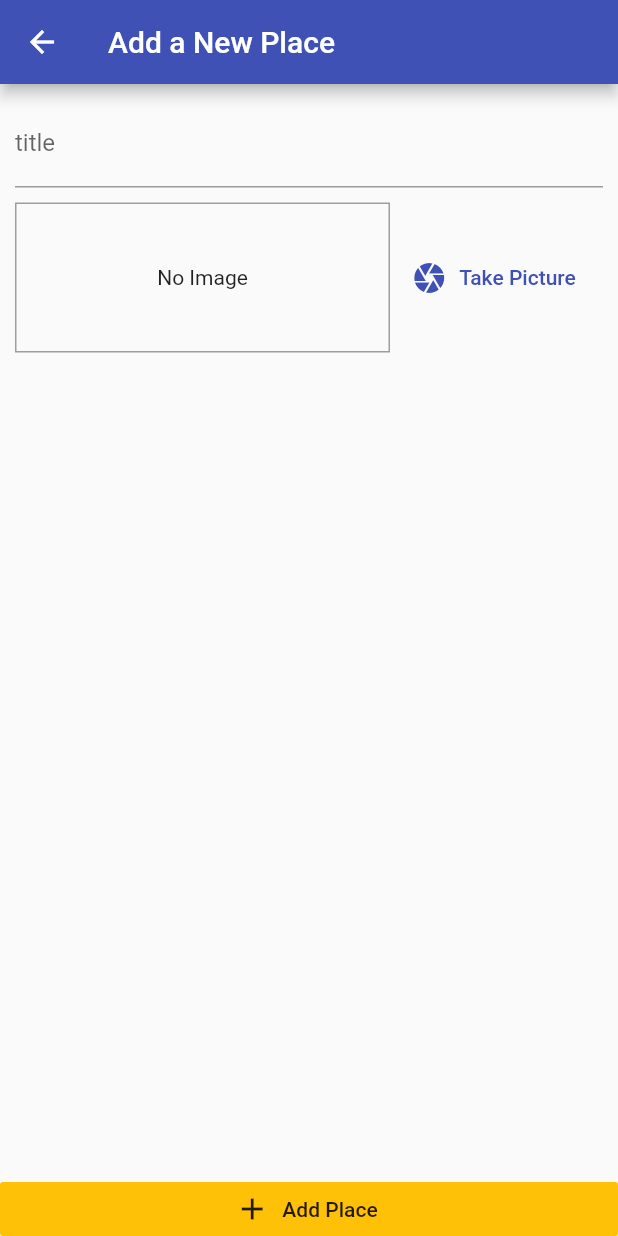
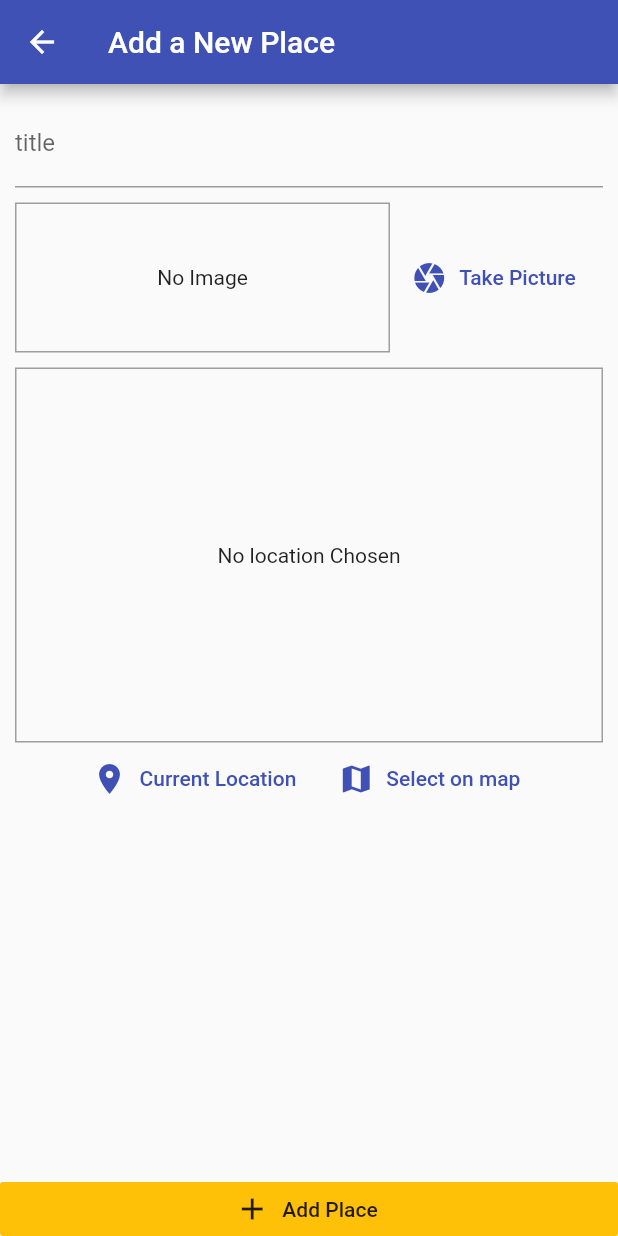
Before and after one commit to baradipavan2017/maps_camera, a Flutter app: the AddPlacesScreen screen opened by its route, on a phone screen of 412 x 824 dp. Run offline on Flutter 3.47's test engine with Material 2 defaults, Android fonts, the phone set to English and light mode, and no system bars; our stand-ins replace image_picker, sqflite; accounts and stored records are empty.

Commit message:
adding loaction and creating maps view

```diff
--- a/lib/screens/add_places_screen.dart
+++ b/lib/screens/add_places_screen.dart
@@ -1,5 +1,6 @@
 import 'dart:io';
 import 'package:maps/provider/user_places.dart';
+import 'package:maps/widgets/location_input.dart';
 import 'package:provider/provider.dart';
 import 'package:flutter/material.dart';
 import '../widgets/image_input.dart';
@@ -51,6 +52,10 @@ class _AddPlacesScreenState extends State<AddPlacesScreen> {
                       height: 10.0,
                     ),
                     ImageInput(_selectImage),
+                    SizedBox(
+                      height: 10.0,
+                    ),
+                    LocationInput(),
                   ],
                 ),
               ),
--- /dev/null
+++ b/lib/widgets/location_input.dart
@@ -0,0 +1,55 @@
+import 'package:flutter/material.dart';
+
+class LocationInput extends StatefulWidget {
+  @override
+  _LocationInputState createState() => _LocationInputState();
+}
+
+class _LocationInputState extends State<LocationInput> {
+  String _previewImageUrl;
+  @override
+  Widget build(BuildContext context) {
+    return Column(
+      children: <Widget>[
+        Container(
+          decoration: BoxDecoration(
+              border: Border.all(
+            width: 1.0,
+            color: Colors.grey,
+          )),
+          height: 250,
+          width: double.infinity,
+          child: _previewImageUrl == null
+              ? Center(
+                  child: Text(
+                    'No location Chosen',
+                    textAlign: TextAlign.center,
+                  ),
+                )
+              : Image.network(
+                  _previewImageUrl,
+                  fit: BoxFit.cover,
+                  width: double.infinity,
+                ),
+        ),
+        Row(
+          mainAxisAlignment: MainAxisAlignment.center,
+          children: <Widget>[
+            FlatButton.icon(
+              onPressed: () {},
+              icon: Icon(Icons.location_on),
+              label: Text('Current Location'),
+              textColor: Theme.of(context).primaryColor,
+            ),
+            FlatButton.icon(
+              onPressed: () {},
+              icon: Icon(Icons.map),
+              label: Text('Select on map'),
+              textColor: Theme.of(context).primaryColor,
+            )
+          ],
+        )
+      ],
+    );
+  }
+}
--- a/pubspec.yaml
+++ b/pubspec.yaml
@@ -33,6 +33,7 @@ dependencies:
   path_provider: ^2.0.1
   path: ^1.8.0
   sqflite: ^2.0.0+3
+  location: ^4.1.1
 
 dev_dependencies:
   flutter_test:
```
Also changed, not shown: pubspec.lock.
